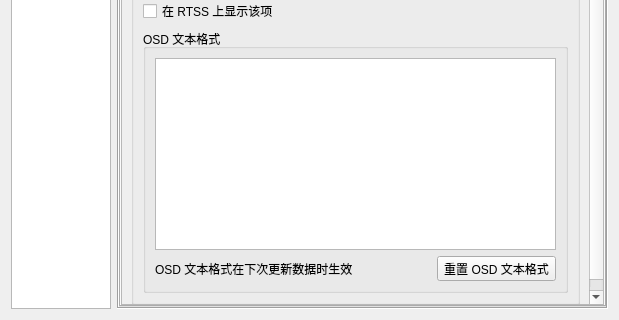
GTA5Oracle/EliteSpeedrunTool, file EliteSpeedrunTool/SettingDialog.ui: the form before one commit; both pictures show x 0 to 619 and y 196 to 516 of the 619 by 516 pixel window.
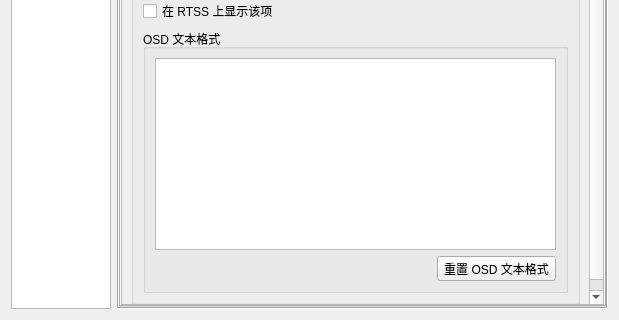
The form after the commit. The open tabs and pages were chosen to show the change. Icons and pictures are not drawn. Custom widgets are drawn as their Qt base class.

Patch:
```diff
--- a/EliteSpeedrunTool/SettingDialog.ui
+++ b/EliteSpeedrunTool/SettingDialog.ui
@@ -768,8 +768,8 @@
                <rect>
                 <x>0</x>
                 <y>0</y>
-                <width>167</width>
-                <height>508</height>
+                <width>525</width>
+                <height>475</height>
                </rect>
               </property>
               <layout class="QVBoxLayout" name="verticalLayout_33">
@@ -840,20 +840,17 @@
                      <item>
                       <layout class="QHBoxLayout" name="horizontalLayout_5">
                        <item>
-                        <widget class="QLabel" name="label_43">
-                         <property name="sizePolicy">
-                          <sizepolicy hsizetype="Expanding" vsizetype="Preferred">
-                           <horstretch>0</horstretch>
-                           <verstretch>0</verstretch>
-                          </sizepolicy>
+                        <spacer name="horizontalSpacer_2">
+                         <property name="orientation">
+                          <enum>Qt::Orientation::Horizontal</enum>
                          </property>
-                         <property name="text">
-                          <string>OSD 文本格式在下次更新数据时生效</string>
+                         <property name="sizeHint" stdset="0">
+                          <size>
+                           <width>40</width>
+                           <height>20</height>
+                          </size>
                          </property>
-                         <property name="wordWrap">
-                          <bool>true</bool>
-                         </property>
-                        </widget>
+                        </spacer>
                        </item>
                        <item>
                         <widget class="QToolButton" name="tbRtssSubFunctionResetOsdText">
```
Left out of the diff: 30 changed lines with no effect on the pictures.
